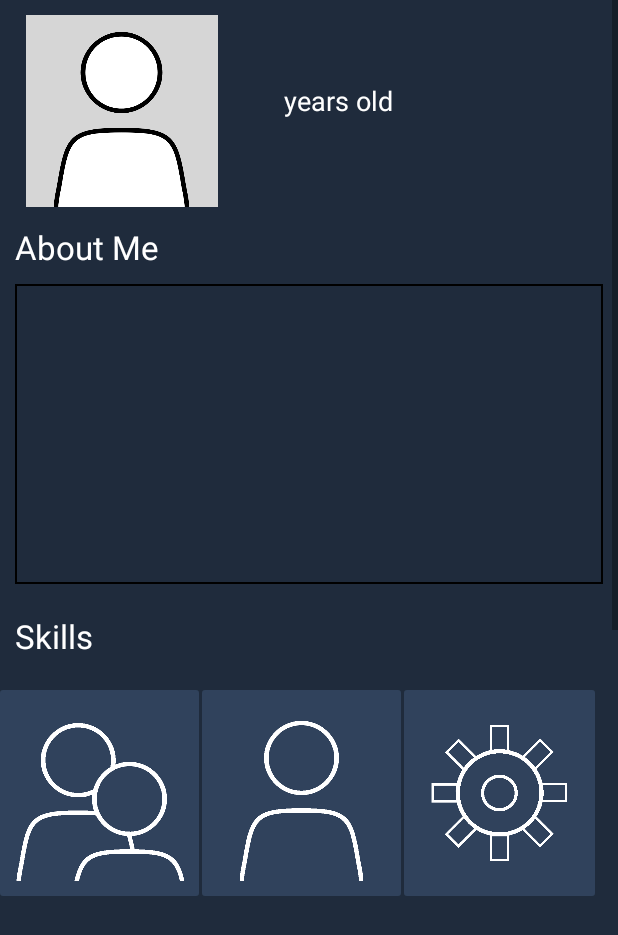
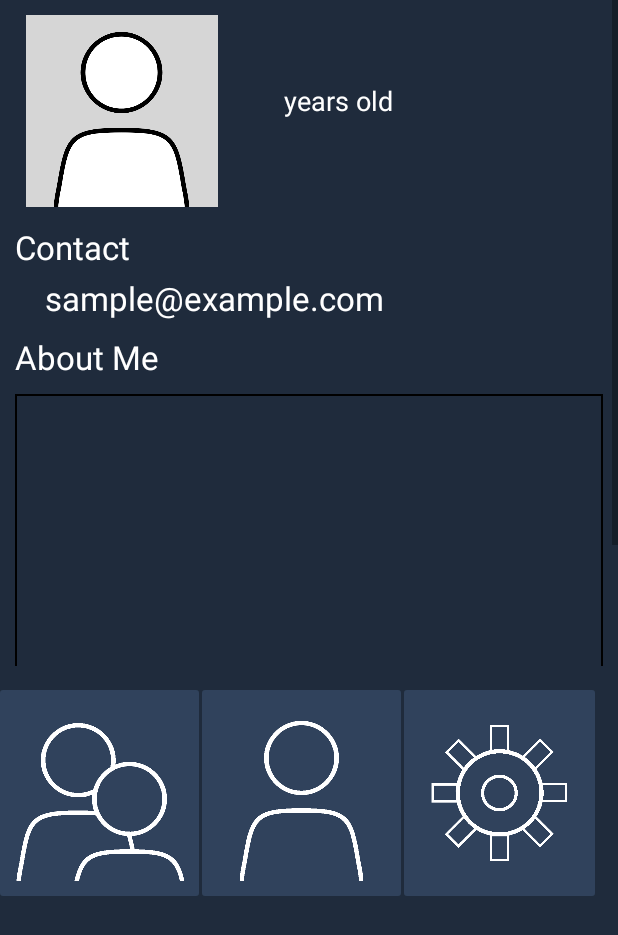
Before and after one commit to smahbod2014/StreetClash, an Android app: the layout activity_profile_view.xml on its own in the app's theme, with its tools: preview values and no code run, on a phone screen of 412 x 824 dp. Shown: the top 935 px of the screen. Run offline under Robolectric (Android 15) with nearby library versions, the phone set to English and light mode, and no system bars; network calls fail.

Commit message:
Finished merging colors, fixed bugs.

```diff
--- a/app/src/main/AndroidManifest.xml
+++ b/app/src/main/AndroidManifest.xml
@@ -8,6 +8,7 @@
     <uses-permission android:name="android.permission.READ_PROFILE" />
     <uses-permission android:name="android.permission.READ_CONTACTS" />
     <uses-permission android:name="android.permission.VIBRATE" />
+    <uses-permission android:name="android.permission.ACCESS_NETWORK_STATE"/>
 
     <application
         android:allowBackup="true"
@@ -51,6 +52,9 @@
         <meta-data
             android:name="com.facebook.sdk.ApplicationId"
             android:value="@string/facebook_app_id"/>
+        <meta-data
+            android:name="io.fabric.ApiKey"
+            android:value="3dd856a22db154e6c62c8bc238bddb410c283553" />
     </application>
 
 </manifest>
--- a/app/src/main/java/com/cse190sc/streetclash/BeaconTransmitterApplication.java
+++ b/app/src/main/java/com/cse190sc/streetclash/BeaconTransmitterApplication.java
@@ -36,6 +36,10 @@ import java.util.Arrays;
 import java.util.Collection;
 import java.util.HashMap;
 import java.util.Random;
+
+import com.google.android.gms.analytics.GoogleAnalytics;
+import com.google.android.gms.analytics.Logger;
+import com.google.android.gms.analytics.Tracker;
 
 /**
  * Created by Jono on 11/21/2015.
@@ -163,6 +167,7 @@ public class BeaconTransmitterApplication extends Application implements Bootstr
     }
 
     private void updateAllEntriesDistance(final String userID, final double distance) {
+        Log.e("BTA", "Updating entry for " + userID);
         JsonObjectRequest req = new JsonObjectRequest(
                 Request.Method.GET,
                 Constants.SERVER_URL + "/users?userID=" + userID,
@@ -299,12 +304,11 @@ public class BeaconTransmitterApplication extends Application implements Bootstr
      * the ProfileListActivity activity will be launched.
      */
     public void createNotification() {
-        int yellow = 0xffffff00;
         NotificationCompat.Builder builder =
                 new NotificationCompat.Builder(this)
-                        .setContentTitle("StreetClash")
+                        .setContentTitle("StreetMeet")
                         .setContentText("You just found someone!")
-                        .setSmallIcon(R.mipmap.ic_launcher)
+                        .setSmallIcon(R.mipmap.streetmeet_icon)
                         .setAutoCancel(true)
                         .setVibrate(new long[] {0, 125, 125, 125})
                         .setDefaults(Notification.DEFAULT_SOUND | Notification.DEFAULT_LIGHTS);
@@ -322,16 +326,6 @@ public class BeaconTransmitterApplication extends Application implements Bootstr
         NotificationManager notificationManager =
                 (NotificationManager) this.getSystemService(Context.NOTIFICATION_SERVICE);
         notificationManager.notify(1, builder.build());
-    }
-
-    public int getNumBeacons() {
-        int size = 0;
-
-        synchronized (m_BeaconMap) {
-            size = m_BeaconMap.size();
-        }
-
-        return size;
     }
 
     public void startScanning() {
@@ -396,6 +390,7 @@ public class BeaconTransmitterApplication extends Application implements Bootstr
 
             Profile p = s_ProfileListEntries.get(index);
             p.name = name;
+            p.inRange = true;
             p.distance = distance;
 //            if (!p.imageBytes.equals(imageBytes)) {
                 p.imageBytes = imageBytes;
@@ -476,4 +471,19 @@ public class BeaconTransmitterApplication extends Application implements Bootstr
             p.imageChanged = true;
         }
     }
+
+    private Tracker mTracker;
+    /**
+     * Gets the default {@link Tracker} for this {@link Application}.
+     * @return tracker
+     */
+    synchronized public Tracker getDefaultTracker() {
+        if (mTracker == null) {
+            GoogleAnalytics analytics = GoogleAnalytics.getInstance(this);
+            // To enable debug logging use: adb shell setprop log.tag.GAv4 DEBUG
+//            mTracker = analytics.newTracker(R.xml.global_tracker);
+            mTracker = analytics.newTracker("9f84aff748de58167a7c25e377251261da60c343");
+        }
+        return mTracker;
+    }
 }
--- a/app/src/main/res/layout/activity_options2.xml
+++ b/app/src/main/res/layout/activity_options2.xml
@@ -133,6 +133,7 @@
             android:spinnerMode="dropdown"
             android:entries="@array/filtering_array"
             android:layout_marginTop="20dp"
+            android:background="#FFFFFF"
             android:textColor="#FFFFFF"/>
 
     </RelativeLayout>
--- a/app/src/main/res/layout/activity_profile_view.xml
+++ b/app/src/main/res/layout/activity_profile_view.xml
@@ -59,6 +59,7 @@
                             android:ems="10"
                             android:id="@+id/text_age"
                             android:textSize="18sp"
+                            android:textColor="#FFFFFF"
                             android:layout_marginLeft="0dp" />
 
                         <TextView
@@ -84,6 +85,25 @@
 
                 </LinearLayout>
             </LinearLayout>
+
+            <TextView
+                android:layout_width="wrap_content"
+                android:layout_height="wrap_content"
+                android:textAppearance="?android:attr/textAppearanceLarge"
+                android:text="Contact"
+                android:id="@+id/view_contact_tv"
+                android:textColor="#FFFFFF"
+                android:layout_margin="10dp"/>
+
+            <TextView
+                android:layout_width="wrap_content"
+                android:layout_height="wrap_content"
+                android:textAppearance="?android:attr/textAppearanceLarge"
+                android:text="sample@example.com"
+                android:id="@+id/view_contact_email"
+                android:layout_marginLeft="30dp"
+                android:layout_marginTop="-5dp"
+                android:textColor="#FFFFFF"/>
 
             <TextView
                 android:layout_width="wrap_content"
--- a/app/src/main/res/layout/list_item_profile.xml
+++ b/app/src/main/res/layout/list_item_profile.xml
@@ -25,7 +25,8 @@
             android:layout_marginLeft="16dp"
             android:text="Firstname Lastname"
             android:layout_marginTop="8dp"
-            android:textSize="26sp"/>
+            android:textSize="26sp"
+            android:textColor="#FFFFFF"/>
 
         <TextView
             android:layout_width="wrap_content"
@@ -34,7 +35,8 @@
             android:text="About XXXXX meters away"
             android:id="@+id/list_item_distance"
             android:layout_marginLeft="16dp"
-            android:layout_marginTop="8dp"/>
+            android:layout_marginTop="8dp"
+            android:textColor="#FFFFFF"/>
     </LinearLayout>
 
 </LinearLayout>
--- a/build.gradle
+++ b/build.gradle
@@ -3,10 +3,11 @@
 buildscript {
     repositories {
         jcenter()
+		maven { url 'https://maven.fabric.io/public' }
     }
     dependencies {
         classpath 'com.android.tools.build:gradle:1.3.0'
-
+		classpath 'io.fabric.tools:gradle:1.+'
         // NOTE: Do not place your application dependencies here; they belong
         // in the individual module build.gradle files
     }
@@ -15,6 +16,7 @@ buildscript {
 allprojects {
     repositories {
         jcenter()
+		maven { url 'https://maven.fabric.io/public' }
     }
 }
 
```
Also changed, not shown: app/build.gradle (+29 -0 lines), app/src/main/java/com/cse190sc/streetclash/FacebookLoginActivity.java (+10 -1 lines), app/src/main/java/com/cse190sc/streetclash/ProfileEditActivity.java (+34 -0 lines), app/src/main/java/com/cse190sc/streetclash/ProfileListActivity.java (+21 -5 lines), app/src/main/java/com/cse190sc/streetclash/ProfileViewActivity.java (+25 -20 lines), app/src/main/java/com/cse190sc/streetclash/SingleFragmentActivity.java (+22 -1 lines), app/src/main/res/layout/activity_profile_edit.xml (+21 -0 lines), 3 other files.
